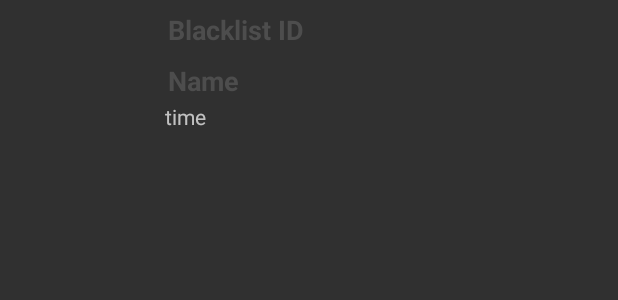
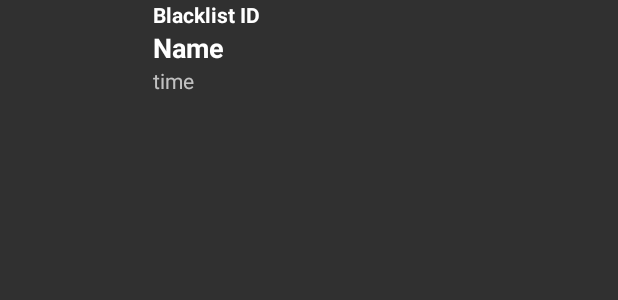
Before and after one commit to mausLe/face-detection, an Android app: the layout mylist.xml on its own in the app's theme, with its tools: preview values and no code run, on a phone screen of 412 x 824 dp. Shown: the top 300 px of the screen. Run offline under Robolectric (Android 15) with nearby library versions, the light colour scheme and no system bars.

Commit message:
Add Custom Dialog, Recognition color

```diff
--- a/app/src/main/java/com/google/mlkit/vision/demo/kotlin/CustomAdapter.kt
+++ b/app/src/main/java/com/google/mlkit/vision/demo/kotlin/CustomAdapter.kt
@@ -61,6 +61,9 @@ class CustomAdapter (var context: Context, var watchlist : ArrayList<WatchList>)
             viewHolder.borderColor!!.setBackgroundColor(Color.parseColor("#cc0000"))
         } else if (watchList.type == "Student") {
             viewHolder.borderColor!!.setBackgroundColor(Color.parseColor("#009933"))
+        } else {
+            viewHolder.borderColor!!.setBackgroundColor(Color.parseColor("#00001a"))
+
         }
 
         return view as View
--- a/app/src/main/java/com/google/mlkit/vision/demo/kotlin/LivePreviewActivity.kt
+++ b/app/src/main/java/com/google/mlkit/vision/demo/kotlin/LivePreviewActivity.kt
@@ -130,6 +130,9 @@ class LivePreviewActivity :
     options.add(OBJECT_DETECTION_CUSTOM)
     options.add(CUSTOM_AUTOML_OBJECT_DETECTION)
     options.add(FACE_DETECTION)
+
+    // Custom Dialog
+
 
     // Creating adapter for spinner
     val dataAdapter =
--- a/app/src/main/res/layout/mylist.xml
+++ b/app/src/main/res/layout/mylist.xml
@@ -3,45 +3,44 @@
     android:layout_width="220dp"
     android:layout_height="wrap_content"
     android:orientation="horizontal"
-    android:id="@+id/borderLayout"    >
+    android:id="@+id/borderLayout">
 
     <ImageView
         android:id="@+id/imageCode"
         android:layout_width="100dp"
-        android:layout_height="100dp"
-        android:padding="5dp" />
+        android:layout_height="100dp"/>
 
-    <LinearLayout android:layout_width="wrap_content"
-        android:layout_height="wrap_content"
+    <LinearLayout
+        android:layout_width="wrap_content"
+        android:layout_height="match_parent"
         android:orientation="vertical">
 
         <TextView
             android:id="@+id/watchlistID"
             android:layout_width="wrap_content"
             android:layout_height="wrap_content"
+            android:layout_marginLeft="2dp"
+            android:layout_marginTop="0dp"
             android:text="Blacklist ID"
-            android:textStyle="bold"
-            android:textAppearance="?android:attr/textAppearanceMedium"
-            android:layout_marginLeft="10dp"
-            android:layout_marginTop="5dp"
-            android:padding="2dp"
-            android:textColor="#4d4d4d" />
+            android:textAppearance="?android:attr/textAppearanceSmall"
+            android:textColor="#ffffff"
+            android:textStyle="bold" />
+
         <TextView
             android:id="@+id/name"
             android:layout_width="wrap_content"
             android:layout_height="wrap_content"
+            android:layout_marginLeft="2dp"
             android:text="Name"
-            android:textStyle="bold"
             android:textAppearance="?android:attr/textAppearanceMedium"
-            android:layout_marginLeft="10dp"
-            android:layout_marginTop="5dp"
-            android:padding="2dp"
-            android:textColor="#4d4d4d" />
+            android:textColor="#ffffff"
+            android:textStyle="bold" />
+
         <TextView
             android:id="@+id/time"
             android:layout_width="wrap_content"
             android:layout_height="wrap_content"
-            android:text="time"
-            android:layout_marginLeft="10dp"/>
+            android:layout_marginLeft="2dp"
+            android:text="time" />
     </LinearLayout>
 </LinearLayout>
```
Also changed, not shown: app/src/main/java/com/google/mlkit/vision/demo/EntryChoiceActivity.kt (+8 -0 lines), app/src/main/java/com/google/mlkit/vision/demo/kotlin/facedetector/FaceDetectorProcessor.kt (+57 -6 lines), app/src/main/res/layout/layout_dialog.xml (added, +75 -0 lines).
